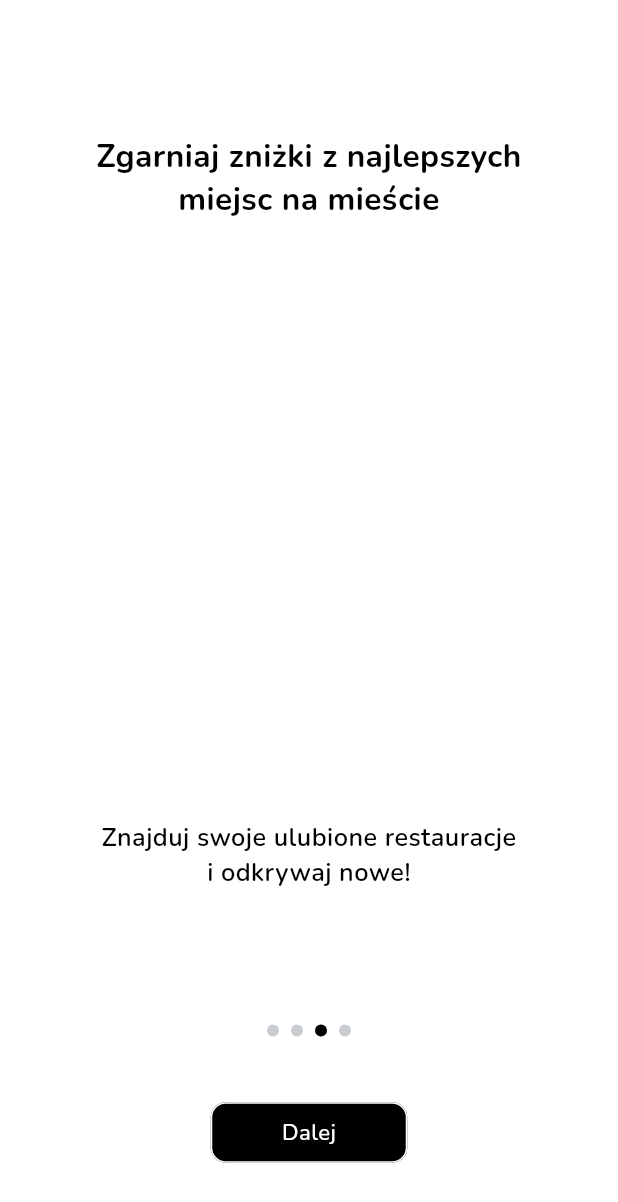
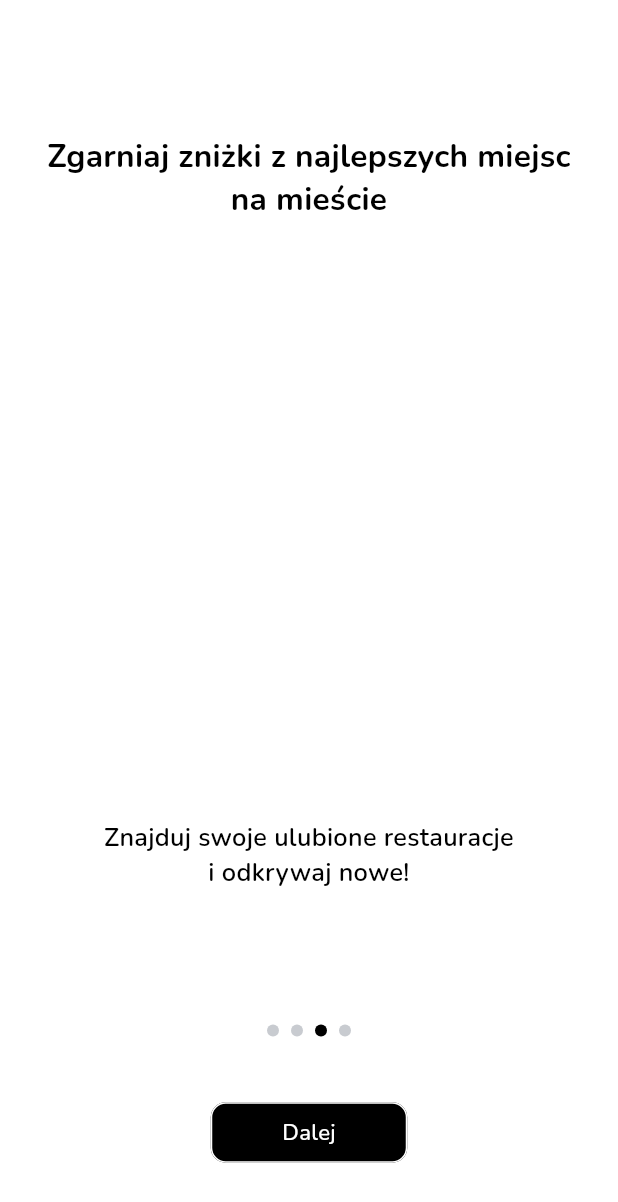
Before and after one commit to NguyenXuanLoc/base_bloc, a Flutter app: the GuidelinePage screen opened directly, swiped to page 3, on a phone screen of 412 x 824 dp. Shown: the top 1202 px of the screen. Run offline on Flutter 3.47's test engine with Material 2 defaults, Android fonts, the phone set to English and light mode, and no system bars; drawn by our look-alikes of smooth_page_indicator; our stand-ins replace bloc, cached_network_image, connectivity_plus, device_info, diacritic, dio and 13 more; missing offline and left inert: back_button_interceptor; accounts and stored records are empty; project files that could hold a hidden picture were left out.

```diff
--- a/lib/base/hex_color.dart
+++ b/lib/base/hex_color.dart
@@ -9,5 +9,5 @@ class HexColor extends Color {
     return int.parse(hexColor, radix: 16);
   }
 
-  HexColor(final String hexColor) : super(_getColorFromHex(hexColor));
+  HexColor(final String hexColor) : super(_getColorFromHex("#$hexColor"));
 }
--- a/lib/components/app_scalford.dart
+++ b/lib/components/app_scalford.dart
@@ -7,11 +7,13 @@ class AppScaffold extends StatelessWidget {
   final Color? backgroundColor;
   final EdgeInsets padding;
   final Widget? bottomNavigationBar;
+  final bool isTabToHideKeyboard;
 
   const AppScaffold(
       {Key? key,
       required this.body,
       this.appbar,
+      this.isTabToHideKeyboard = false,
       this.backgroundColor,
       this.padding = const EdgeInsets.only(left: 0, right: 0),
       this.bottomNavigationBar})
@@ -19,11 +21,11 @@ class AppScaffold extends StatelessWidget {
 
   @override
   Widget build(BuildContext context) {
-    return MediaQuery(
+    var content = MediaQuery(
         data: MediaQuery.of(context).copyWith(textScaleFactor: 1),
         child: Scaffold(
           backgroundColor: backgroundColor ?? colorBackgroundColor,
-          resizeToAvoidBottomInset: true,
+          resizeToAvoidBottomInset: false,
           appBar: appbar,
           body: SafeArea(
             minimum: padding,
@@ -31,5 +33,13 @@ class AppScaffold extends StatelessWidget {
           ),
           bottomNavigationBar: bottomNavigationBar,
         ));
+    return isTabToHideKeyboard
+        ? Material(
+            child: InkWell(
+                hoverColor: colorTransparent,
+                highlightColor: colorTransparent,
+                splashColor: colorTransparent,
+                child: content))
+        : content;
   }
 }
--- a/lib/localization/locale_keys.dart
+++ b/lib/localization/locale_keys.dart
@@ -2,7 +2,23 @@
 
 abstract class LocaleKeys {
   static const title = 'title';
+  static const I_accept_the_terms_of_use = 'I_accept_the_terms_of_use';
+  static const I_confirm_that_the_given_account_is_my_personal_account = 'I_confirm_that_the_given_account_is_my_personal_account';
+  static const We_recommend_using_a_different_password_than_your_Instagram_account =
+      'We_recommend_using_a_different_password_than_your_Instagram_account';
+  static const Your_Instagram_name = 'Your_Instagram_name';
+  static const Join_Swayme = 'Join_Swayme';
+  static const Password = 'Password';
   static const next = 'next';
+  static const your_email = 'your_email';
+  static const out_of = 'out_of';
+  static const steps = 'steps';
+  static const I_already_have_an_account = 'I_already_have_an_account';
+  static const Email_registration = 'Email_registration';
+  static const Registration_with_a_phone_number = 'Registration_with_a_phone_number';
+  static const Continue_with_Apple_ID = 'Continue_with_Apple_ID';
+  static const Register_with_Facebook = 'Register_with_Facebook';
+  static const Join_us_and_strengthen_your_influence = 'Join_us_and_strengthen_your_influence';
   static const go_to_the_application = 'go_to_the_application';
   static const getting_discounts_has_never_been_so_fun =
       'getting_discounts_has_never_been_so_fun';
--- /dev/null
+++ b/lib/modules/email_register/email_register_bloc.dart
@@ -0,0 +1,6 @@
+import 'package:base_bloc/modules/email_register/email_register_state.dart';
+import 'package:flutter_bloc/flutter_bloc.dart';
+
+class EmailRegisterBloc extends Cubit<EmailRegisterState> {
+  EmailRegisterBloc() : super(EmailRegisterState());
+}
--- a/lib/modules/splash/splash_cubit.dart
+++ b/lib/modules/splash/splash_cubit.dart
@@ -2,6 +2,7 @@ import 'dart:async';
 
 import 'package:base_bloc/modules/guideline/guideline_page.dart';
 import 'package:base_bloc/modules/home_page/home_page.dart';
+import 'package:base_bloc/modules/register/register_page.dart';
 import 'package:base_bloc/modules/splash/splash_state.dart';
 import 'package:base_bloc/router/router_utils.dart';
 import 'package:base_bloc/utils/storage_utils.dart';
@@ -18,8 +19,8 @@ class SplashCubit extends Cubit<SplashState> {
 
   void openHomePage(BuildContext context) async {
     var isGuideline = await StorageUtils.isGuideline();
-    RouterUtils.pushTo(
-        context, !isGuideline ? const GuidelinePage() : const HomePage(),
+    RouterUtils.pushTo(context,
+        RegisterPage() /*!isGuideline ? const GuidelinePage() : const HomePage()*/,
         isReplace: true);
   }
 }
--- a/lib/theme/app_styles.dart
+++ b/lib/theme/app_styles.dart
@@ -3,15 +3,15 @@ import 'package:flutter_screenutil/flutter_screenutil.dart';
 import 'package:google_fonts/google_fonts.dart';
 
 import 'colors.dart';
-final googleFont = GoogleFonts.nunito(letterSpacing: 0.3, color: colorBlack);
+final googleFont = GoogleFonts.nunito(letterSpacing: 0.2, color: colorBlack);
 final typoW400 = GoogleFonts.nunito(
-    letterSpacing: 0.3, color: colorBlack, fontWeight: FontWeight.w400);
+    letterSpacing: 0.2, color: colorBlack, fontWeight: FontWeight.w400);
 final typoW500 = GoogleFonts.nunito(
-    letterSpacing: 0.3, color: colorBlack, fontWeight: FontWeight.w500);
+    letterSpacing: 0.2, color: colorBlack, fontWeight: FontWeight.w500);
 final typoW600 = GoogleFonts.nunito(
-    letterSpacing: 0.3, color: colorBlack, fontWeight: FontWeight.w600);
+    letterSpacing: 0.2, color: colorBlack, fontWeight: FontWeight.w600);
 final typoW700 = GoogleFonts.nunito(
-    letterSpacing: 0.3, color: colorBlack, fontWeight: FontWeight.w700);
+    letterSpacing: 0.2, color: colorBlack, fontWeight: FontWeight.w700);
 
 
 
@@ -75,7 +75,7 @@ final typoNormalTextBold = GoogleFonts.roboto(
   fontStyle: FontStyle.normal,
   fontWeight: FontWeight.w600,
   fontSize: 16.sp,
-  letterSpacing: 0.3,
+  letterSpacing: 0.2,
   color: colorBlack,
 );
 
@@ -84,7 +84,7 @@ final typoNormalTextRegular = GoogleFonts.roboto(
   fontStyle: FontStyle.normal,
   fontWeight: FontWeight.w400,
   fontSize: 16.sp,
-  letterSpacing: 0.3,
+  letterSpacing: 0.2,
   color: colorBlack,
 );
 
@@ -100,7 +100,7 @@ final typoSmallTextBold = GoogleFonts.roboto(
   fontStyle: FontStyle.normal,
   fontWeight: FontWeight.w600,
   fontSize:  13.5.sp,
-  letterSpacing: 0.3,
+  letterSpacing: 0.2,
   color: colorBlack,
 );
 
@@ -108,6 +108,6 @@ final typoSmallTextRegular = GoogleFonts.roboto(
   fontStyle: FontStyle.normal,
   fontWeight: FontWeight.w400,
   fontSize:  13.5.sp,
-  letterSpacing: 0.3,
+  letterSpacing: 0.2,
   color: colorBlack,
 );
```
Also changed, not shown: lib/components/gradient_progress_bar.dart (added, +53 -0 lines), lib/gen/assets.gen.dart (+26 -1 lines), lib/modules/email_register/email_register_page.dart (added, +124 -0 lines), lib/modules/email_register/email_register_state.dart (added, +7 -0 lines), lib/modules/register/register_bloc.dart (added, +23 -0 lines), lib/modules/register/register_page.dart (added, +92 -0 lines), lib/modules/register/register_state.dart (added, +7 -0 lines), assets/png/ic_apple.png (added), assets/svg/ic_apple.svg (added), assets/svg/ic_facebook.svg (added), lib/localization/codegen_loader.g.dart.
